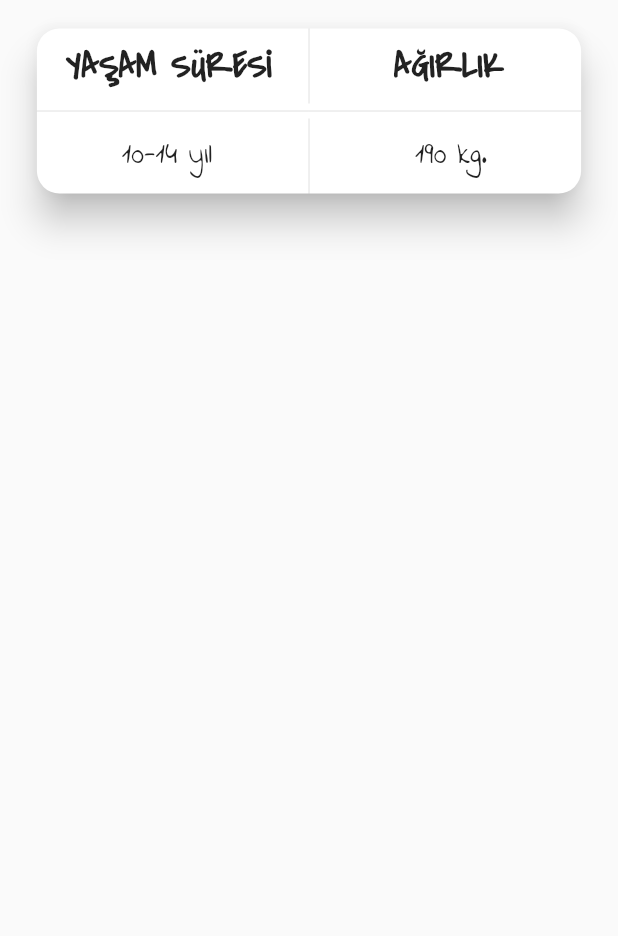
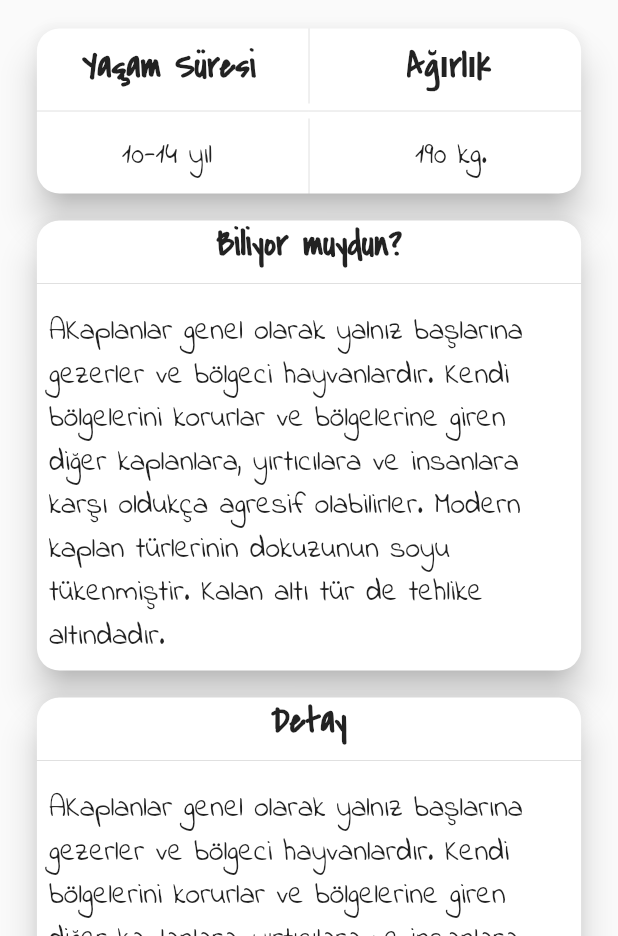
Before and after one commit to dzqn/flutter-animals, a Flutter app: the AnimalDetailView screen opened by its route, on a phone screen of 412 x 824 dp, the part 300-1236 px from its top. Run offline on Flutter 3.47's test engine with Material 2 defaults, Android fonts, the phone set to English and light mode, and no system bars; network calls fail.

Commit message:
detail screen design

```diff
--- a/lib/ui/screens/animal_detail_view.dart
+++ b/lib/ui/screens/animal_detail_view.dart
@@ -34,7 +34,9 @@ class _AnimalDetailViewState extends State<AnimalDetailView> {
           delegate: SliverChildBuilderDelegate((context, index) {
             return Column(
               children: <Widget>[
-                getfirstContainer(context),
+                getGeneralData(),
+                getDoYouKnowData(),
+                getDetailData()
               ],
             );
           }, childCount: 1),
@@ -43,7 +45,7 @@ class _AnimalDetailViewState extends State<AnimalDetailView> {
     ));
   }
 
-  Widget getfirstContainer(BuildContext context) {
+  Widget getGeneralData() {
     return Container(
       margin: EdgeInsets.only(top: 15),
       width: MediaQuery.of(context).size.width * 0.9,
@@ -57,7 +59,7 @@ class _AnimalDetailViewState extends State<AnimalDetailView> {
               children: <Widget>[
                 Expanded(
                   child: Center(
-                      child: Text("YAŞAM SÜRESİ",
+                      child: Text("Yaşam Süresi",
                           style: TextStyle(
                               fontFamily: "CoveredByYourGrace",
                               fontSize: 24,
@@ -72,7 +74,7 @@ class _AnimalDetailViewState extends State<AnimalDetailView> {
                 ),
                 Expanded(
                   child: Center(
-                      child: Text("AĞIRLIK",
+                      child: Text("Ağırlık",
                           style: TextStyle(
                               fontFamily: "CoveredByYourGrace",
                               fontSize: 24,
@@ -112,4 +114,70 @@ class _AnimalDetailViewState extends State<AnimalDetailView> {
       ),
     );
   }
+
+  Widget getDoYouKnowData() {
+    return Container(
+      width: MediaQuery.of(context).size.width * 0.9,
+      margin: EdgeInsets.only(top: 10),
+      child: Card(
+        elevation: 10,
+        shape:
+            RoundedRectangleBorder(borderRadius: BorderRadius.circular(15.0)),
+        child: Column(
+          children: <Widget>[
+            Text(
+              "Biliyor muydun?",
+              style: TextStyle(
+                  fontFamily: "CoveredByYourGrace",
+                  fontSize: 24,
+                  fontWeight: FontWeight.bold),
+            ),
+            Divider(
+              height: 20,
+            ),
+            Padding(
+              padding: const EdgeInsets.all(8.0),
+              child: Text(
+                "AKaplanlar genel olarak yalnız başlarına gezerler ve bölgeci hayvanlardır. Kendi bölgelerini korurlar ve bölgelerine giren diğer kaplanlara, yırtıcılara ve insanlara karşı oldukça agresif olabilirler. Modern kaplan türlerinin dokuzunun soyu tükenmiştir. Kalan altı tür de tehlike altındadır.",
+                style: TextStyle(fontFamily: "IndieFlower", fontSize: 20),
+              ),
+            )
+          ],
+        ),
+      ),
+    );
+  }
+
+  Widget getDetailData() {
+    return Container(
+      width: MediaQuery.of(context).size.width * 0.9,
+      margin: EdgeInsets.only(top: 10, bottom: 10),
+      child: Card(
+        elevation: 10,
+        shape:
+            RoundedRectangleBorder(borderRadius: BorderRadius.circular(15.0)),
+        child: Column(
+          children: <Widget>[
+            Text(
+              "Detay",
+              style: TextStyle(
+                  fontFamily: "CoveredByYourGrace",
+                  fontSize: 24,
+                  fontWeight: FontWeight.bold),
+            ),
+            Divider(
+              height: 20,
+            ),
+            Padding(
+              padding: const EdgeInsets.all(8.0),
+              child: Text(
+                "AKaplanlar genel olarak yalnız başlarına gezerler ve bölgeci hayvanlardır. Kendi bölgelerini korurlar ve bölgelerine giren diğer kaplanlara, yırtıcılara ve insanlara karşı oldukça agresif olabilirler. Modern kaplan türlerinin dokuzunun soyu tükenmiştir. Kalan altı tür de tehlike altındadır.",
+                style: TextStyle(fontFamily: "IndieFlower", fontSize: 20),
+              ),
+            )
+          ],
+        ),
+      ),
+    );
+  }
 }
```
